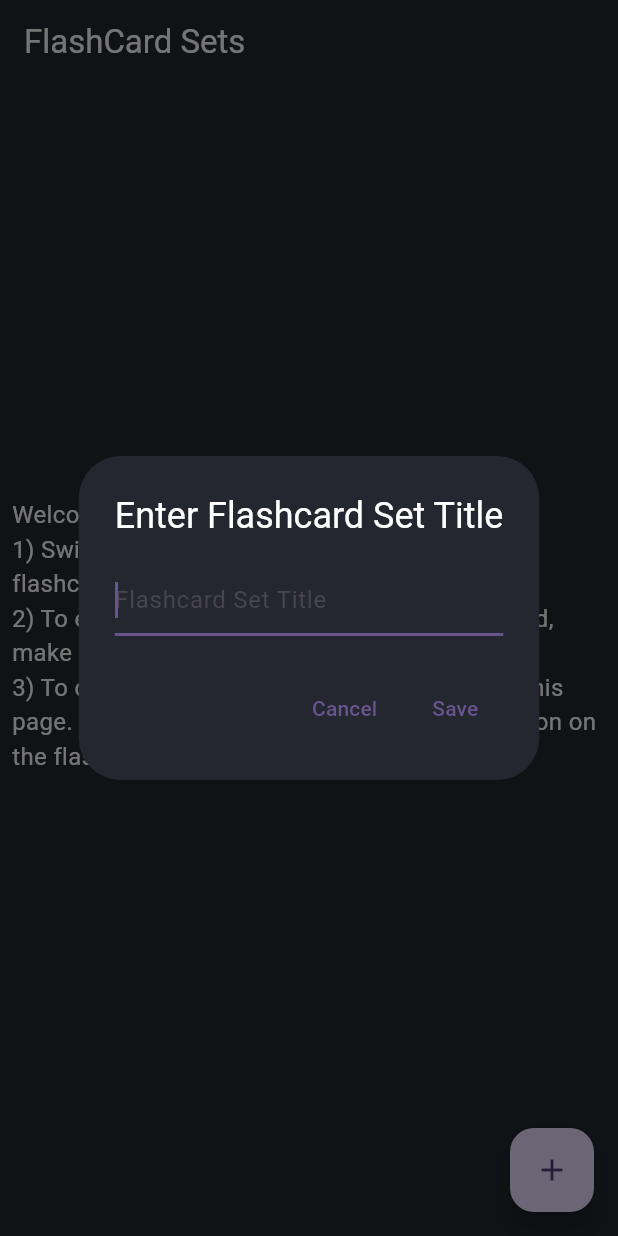
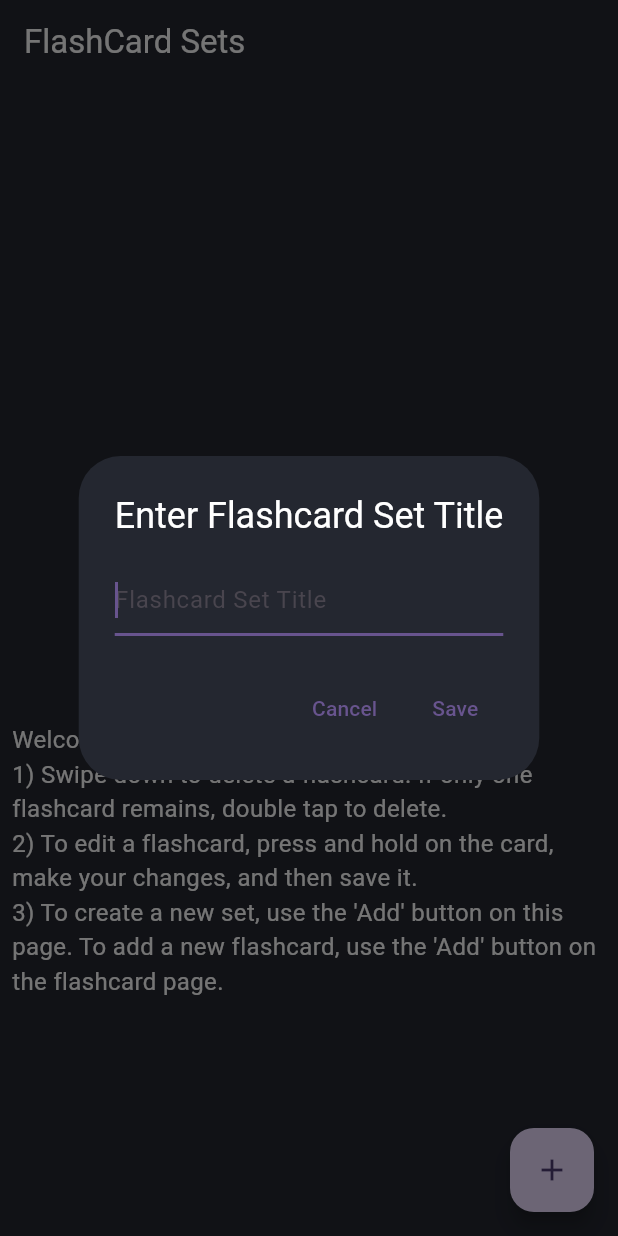
Before and after one commit to Neutrino2711/flashcard, a Flutter app: the screen it shows after launch, after a tap on the "add" icon, on a phone screen of 412 x 824 dp. Run offline on Flutter 3.47's test engine with Material 3 defaults, Android fonts, the phone set to English and light mode, and no system bars; our stand-ins replace bloc, equatable, flip_card, flutter_bloc, flutter_card_swiper and 1 more; missing offline and left inert: dart:ffi; accounts and stored records are empty.

```diff
--- a/lib/bloc/flashcardset_bloc.dart
+++ b/lib/bloc/flashcardset_bloc.dart
@@ -34,7 +34,7 @@ class FlashcardsetBloc extends Bloc<FlashcardsetEvent, FlashcardsetState> {
     try{
       await databaseHelper.insertFlashcardSet(event.flashcardSet.toMap());
 
-      add(LoadFlashCardSets());
+      add(const LoadFlashCardSets());
     }
     catch(e)
     {
--- a/lib/bloc/flashcardset_event.dart
+++ b/lib/bloc/flashcardset_event.dart
@@ -9,13 +9,13 @@ sealed class FlashcardsetEvent extends Equatable {
 
 class LoadFlashCardSets extends FlashcardsetEvent{
 
-  LoadFlashCardSets();
+  const LoadFlashCardSets();
 }
 
 class AddFlashCardSets extends FlashcardsetEvent{
 
   final FlashcardSet flashcardSet;
 
-  AddFlashCardSets({required this.flashcardSet});
+ const AddFlashCardSets({required this.flashcardSet});
 
 }
--- a/lib/bloc/flashcardset_state.dart
+++ b/lib/bloc/flashcardset_state.dart
@@ -14,11 +14,11 @@ final class FlashcardsetLoading extends FlashcardsetState {}
 final class FlashcardsetLoaded extends FlashcardsetState {
    final List<FlashcardSet> flashcardsets;
 
-  FlashcardsetLoaded({required this.flashcardsets});
+ const FlashcardsetLoaded({required this.flashcardsets});
 }
 
 final class FlashcardsetError extends FlashcardsetState {
   final String error;
 
-  FlashcardsetError({required this.error});
+ const FlashcardsetError({required this.error});
 }
--- a/lib/screens/landing_page.dart
+++ b/lib/screens/landing_page.dart
@@ -19,24 +19,26 @@ class LandingPage extends StatelessWidget {
   @override
   Widget build(BuildContext context) {
     return Scaffold(
-      backgroundColor: Color(0xFF242730),
-      appBar: AppBar(title: Text('FlashCard Sets',
+      backgroundColor: const Color(0xFF242730),
+      appBar: AppBar(title:const Text('FlashCard Sets',
       style: TextStyle(
         color: Colors.white
       ),
       ),
-      backgroundColor: Color(0xFF242730),
+      backgroundColor: const Color(0xFF242730),
       ),
       body: BlocBuilder<FlashcardsetBloc, FlashcardsetState>(
         builder: (context, state) {
           if(state is FlashcardLoading) {
-            return Center(child: CircularProgressIndicator());
+            return const Center(child: CircularProgressIndicator());
           }
           else if (state is FlashcardsetLoaded)
           {
             final setlists = state.flashcardsets;
                return Center(
+            child: SingleChildScrollView(
               child: Column(
+                mainAxisAlignment: MainAxisAlignment.start,
                 children: [
                   SizedBox(
                     height: MediaQuery.of(context).size.width*.65,
@@ -46,7 +48,7 @@ class LandingPage extends StatelessWidget {
                       itemBuilder: (context, index) {
                         return GestureDetector(
                           onTap: () {
-                          // Navigate to the next page with the selected set
+
                             context.read<FlashcardBloc>().add(LoadFlashcards(setId: index));
                             Navigator.push(
                               context,
@@ -60,13 +62,13 @@ class LandingPage extends StatelessWidget {
                             width: MediaQuery.of(context).size.width*.65,
                             child: Card(
                               elevation: 20.0,
-                            shadowColor: Color(0xFF35184217),
+                              shadowColor: Color(35184217),
                               color: Color(0xFF354145),
                               shape: RoundedRectangleBorder(
                                 borderRadius: BorderRadius.circular(20.0),
                               ),
                               child: Center(child: Text(setlists[index].title,
-                            style: TextStyle(
+                              style: const TextStyle(
                                 fontSize: 20.0,
                                 color: Colors.cyanAccent
                               ),
@@ -77,7 +79,7 @@ class LandingPage extends StatelessWidget {
                       },
                     ),
                   ),
-                Padding(
+               const   Padding(
                     padding: const EdgeInsets.all(8.0),
                   child: Text(
                 "Welcome!\n"
@@ -95,11 +97,12 @@ class LandingPage extends StatelessWidget {
 
                 ],
               ),
+            ),
           );
 
           }
-          print(state);
-         return CircularProgressIndicator();
+
+         return const CircularProgressIndicator();
         },
       ),
       floatingActionButton: FloatingActionButton(
@@ -110,14 +113,19 @@ class LandingPage extends StatelessWidget {
       builder: (BuildContext context) {
         return AlertDialog(
           backgroundColor: Color(0xFF242730),
-          title: Text('Enter Flashcard Set Title',
+          title: const Text('Enter Flashcard Set Title',
           style: TextStyle(
             color: Colors.white,
           ),
           ),
           content: TextField(
             autofocus: true,
-            decoration: InputDecoration(hintText: 'Flashcard Set Title'),
+            decoration: const InputDecoration(hintText: 'Flashcard Set Title',
+
+            ),
+            style: const TextStyle(
+              color: Colors.white,
+            ),
             onChanged: (value) {
               flashcardSetTitle = value;
             },
@@ -125,28 +133,28 @@ class LandingPage extends StatelessWidget {
           actions: <Widget>[
             TextButton(
               onPressed: () {
-                // Close the dialog without saving
+
                 Navigator.of(context).pop(flashcardSetTitle);
               },
-              child: Text('Cancel'),
+              child: const Text('Cancel'),
             ),
             TextButton(
               onPressed: () {
-                // Close the dialog and return the title
+
                 context.read<FlashcardsetBloc>().add(AddFlashCardSets(flashcardSet: FlashcardSet(title: flashcardSetTitle)));
                 Navigator.of(context).pop();
               },
-              child: Text('Save'),
+              child: const Text('Save'),
             ),
           ],
         );
       },
     );
 
-    // If title is entered, add the new flashcard set
+
 
         },
-        child: Icon(Icons.add),
+        child: const Icon(Icons.add),
       ),
     );
   }
```
Also changed, not shown: lib/bloc/flashcard_bloc.dart (+4 -4 lines), lib/database/database_helper.dart (+9 -67 lines), lib/main.dart (+0 -75 lines), lib/screens/createflashcard_screen.dart (+8 -8 lines), lib/screens/flashcard_screen.dart (+11 -11 lines). Lines whose indentation alone changed are shown as unchanged.
